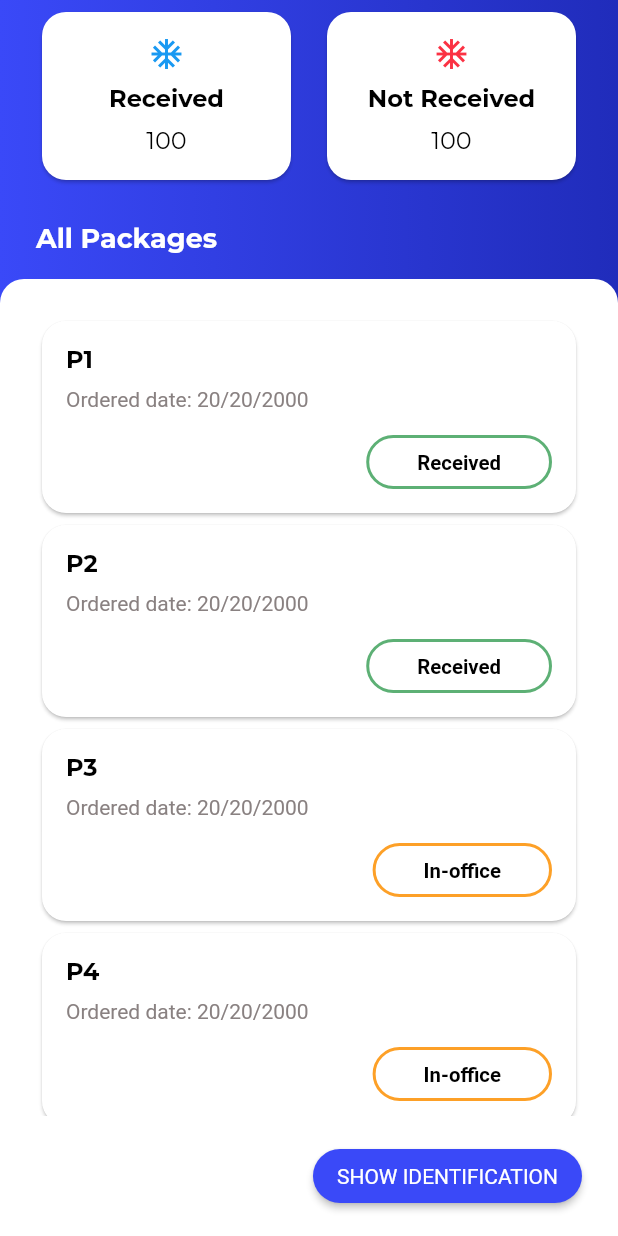
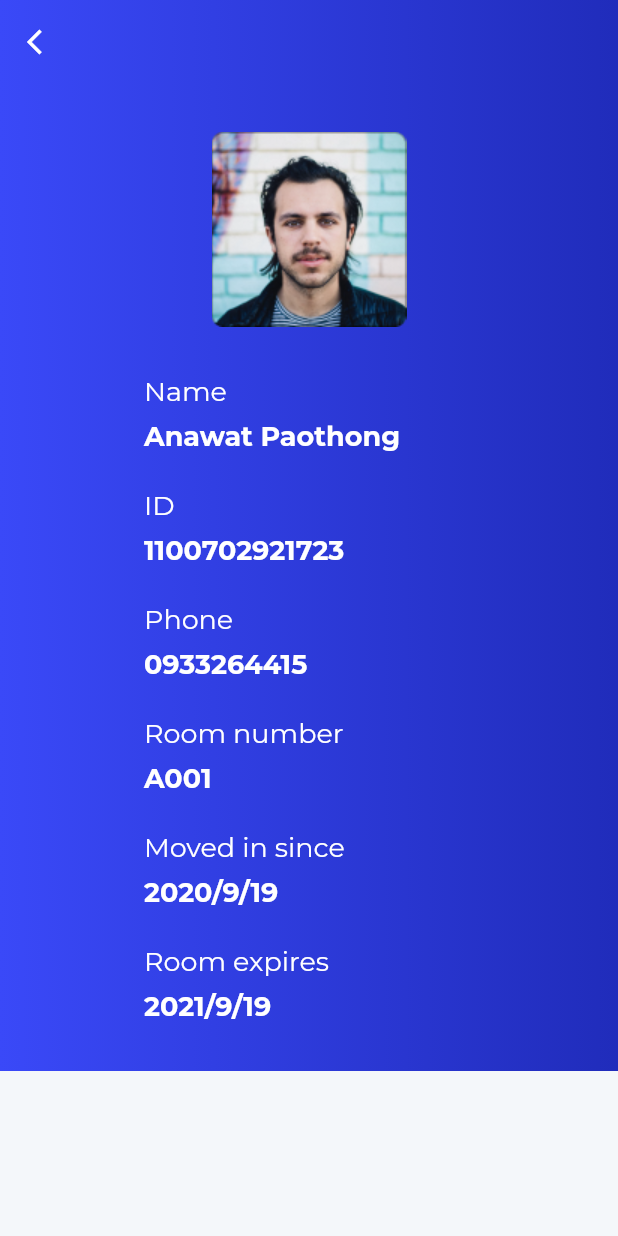
Before and after one commit to boy-warakorn/rmp-flutter, a Flutter app: the ResidentPostalScreen screen opened by its route, after a tap on "SHOW IDENTIFICATION", on a phone screen of 412 x 824 dp. Run offline on Flutter 3.47's test engine with Material 2 defaults, Android fonts, the light colour scheme and no system bars; our stand-ins replace carousel_slider, dio, flutter_hooks, font_awesome_flutter, google_fonts, hooks_riverpod and 2 more; accounts and stored records are empty; network calls fail.

Commit message:
add profile card screen

```diff
--- a/lib/configs/routes.dart
+++ b/lib/configs/routes.dart
@@ -20,6 +20,7 @@ import 'package:rmp_flutter/screens/residents/payment/confirm_payment_screen.dar
 import 'package:rmp_flutter/screens/residents/payment/payment_result_screen.dart';
 import 'package:rmp_flutter/screens/residents/payment/payment_screen.dart';
 import 'package:rmp_flutter/screens/residents/payment/specific_payment_screen.dart';
+import 'package:rmp_flutter/screens/residents/postal/profile_card_screen.dart';
 import 'package:rmp_flutter/screens/residents/postal/resident_postal_screen.dart';
 
 final routes = {
@@ -58,4 +59,5 @@ final residentRoutes = {
   PaymentScreen.routeName: (_) => const PaymentScreen(),
   SpecificPaymentScreen.routeName: (_) => const SpecificPaymentScreen(),
   ResidentReplyScreen.routeName: (_) => const ResidentReplyScreen(),
+  ProfileCardScreen.routeName: (_) => const ProfileCardScreen(),
 };
--- /dev/null
+++ b/lib/screens/residents/postal/profile_card_screen.dart
@@ -0,0 +1,100 @@
+import 'package:flutter/material.dart';
+import 'package:rmp_flutter/configs/colors.dart';
+import 'package:rmp_flutter/configs/constants.dart';
+import 'package:rmp_flutter/widgets/general/profile_text.dart';
+import 'package:rmp_flutter/widgets/navigations/back_app_bar.dart';
+
+class ProfileCardScreen extends StatelessWidget {
+  static const String routeName = "/resident/postal/profile-card";
+  const ProfileCardScreen({Key? key}) : super(key: key);
+
+  @override
+  Widget build(BuildContext context) {
+    return Scaffold(
+      appBar: BackAppBar(
+        isGradient: true,
+      ),
+      body: SingleChildScrollView(
+        child: Container(
+          width: double.infinity,
+          decoration: BoxDecoration(
+            gradient: LinearGradient(
+              begin: Alignment.centerLeft,
+              end: Alignment.centerRight,
+              colors: <Color>[
+                kBrandColor,
+                kBrandAlternativeDarkerColor,
+              ],
+            ),
+          ),
+          child: Column(
+            children: [
+              kSizedBoxVerticalM,
+              Image.asset("assets/images/129.png"),
+              kSizedBoxVerticalM,
+              ProfileText(
+                text: "Name",
+              ),
+              kSizedBoxVerticalXS,
+              ProfileText(
+                text: "Anawat Paothong",
+                isBold: true,
+              ),
+              kSizedBoxVerticalS,
+              kSizedBoxVerticalXS,
+              ProfileText(
+                text: "ID",
+              ),
+              kSizedBoxVerticalXS,
+              ProfileText(
+                text: "1100702921723",
+                isBold: true,
+              ),
+              kSizedBoxVerticalS,
+              kSizedBoxVerticalXS,
+              ProfileText(
+                text: "Phone",
+              ),
+              kSizedBoxVerticalXS,
+              ProfileText(
+                text: "0933264415",
+                isBold: true,
+              ),
+              kSizedBoxVerticalS,
+              kSizedBoxVerticalXS,
+              ProfileText(
+                text: "Room number",
+              ),
+              kSizedBoxVerticalXS,
+              ProfileText(
+                text: "A001",
+                isBold: true,
+              ),
+              kSizedBoxVerticalS,
+              kSizedBoxVerticalXS,
+              ProfileText(
+                text: "Moved in since",
+              ),
+              kSizedBoxVerticalXS,
+              ProfileText(
+                text: "2020/9/19",
+                isBold: true,
+              ),
+              kSizedBoxVerticalS,
+              kSizedBoxVerticalXS,
+              ProfileText(
+                text: "Room expires",
+              ),
+              kSizedBoxVerticalXS,
+              ProfileText(
+                text: "2021/9/19",
+                isBold: true,
+              ),
+              kSizedBoxVerticalM,
+            ],
+          ),
+        ),
+      ),
+    );
+  }
+}
--- a/lib/screens/residents/postal/resident_postal_screen.dart
+++ b/lib/screens/residents/postal/resident_postal_screen.dart
@@ -3,6 +3,7 @@
 import 'package:flutter/material.dart';
 import 'package:rmp_flutter/configs/colors.dart';
 import 'package:rmp_flutter/configs/constants.dart';
+import 'package:rmp_flutter/screens/residents/postal/profile_card_screen.dart';
 import 'package:rmp_flutter/widgets/general/custom_button.dart';
 import 'package:rmp_flutter/widgets/general/entity_card.dart';
 import 'package:rmp_flutter/widgets/general/entity_card_status.dart';
@@ -160,7 +161,10 @@ class ResidentPostalScreen extends StatelessWidget {
                                   children: [
                                     CustomButton(
                                       text: "SHOW IDENTIFICATION",
-                                      onPressed: () => print("IDEN"),
+                                      onPressed: () =>
+                                          Navigator.of(context).pushNamed(
+                                        ProfileCardScreen.routeName,
+                                      ),
                                       padding: EdgeInsets.symmetric(
                                         vertical: kSizeXS,
                                         horizontal: kSizeS,
--- /dev/null
+++ b/lib/widgets/general/profile_text.dart
@@ -0,0 +1,38 @@
+import 'package:flutter/material.dart';
+import 'package:rmp_flutter/configs/colors.dart';
+import 'package:rmp_flutter/configs/constants.dart';
+
+class ProfileText extends StatelessWidget {
+  final String text;
+  final bool isBold;
+  const ProfileText({
+    Key? key,
+    required this.text,
+    this.isBold = false,
+  }) : super(key: key);
+
+  @override
+  Widget build(BuildContext context) {
+    return Container(
+      padding: EdgeInsets.symmetric(
+        horizontal: kSizeL * 1.5,
+      ),
+      child: Row(
+        mainAxisAlignment: MainAxisAlignment.start,
+        children: [
+          Text(
+            text,
+            style: isBold
+                ? Theme.of(context).textTheme.headline3?.copyWith(
+                      color: kLightColor,
+                    )
+                : Theme.of(context).textTheme.headline5?.copyWith(
+                      color: kLightColor,
+                      fontSize: kFontSizeHeadline3,
+                    ),
+          ),
+        ],
+      ),
+    );
+  }
+}
```
